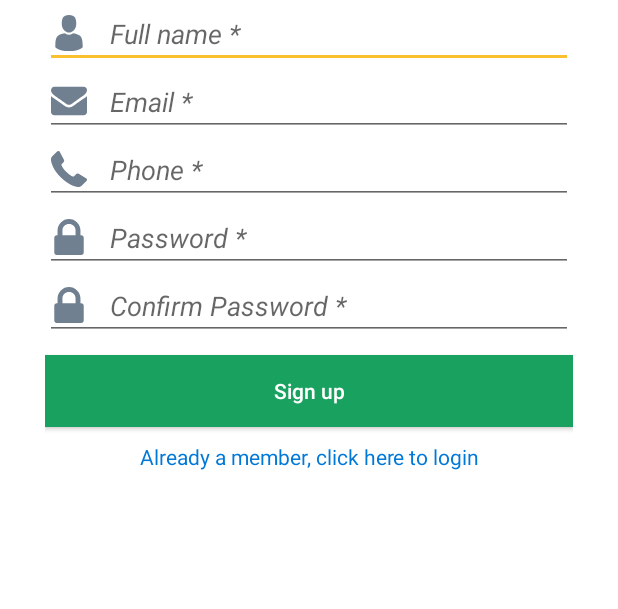
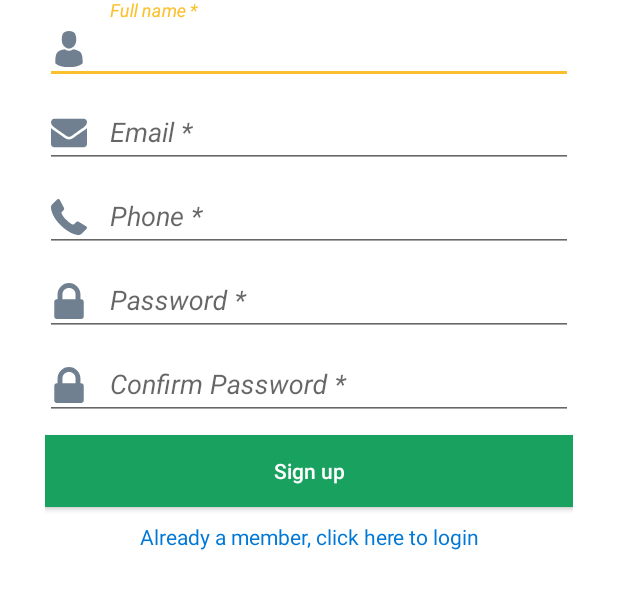
Before and after one commit to bibash44/TicketNow, an Android app: the screen it shows after launch (SignUpActivity), on a phone screen of 412 x 824 dp, the part 293-902 px from its top. Run offline under Robolectric (Android 15) with nearby library versions, the phone set to English and light mode, and no system bars.

Commit message:
added login form and modified sign up form

```diff
--- a/app/build.gradle
+++ b/app/build.gradle
@@ -19,13 +19,12 @@ android {
 }
 
 dependencies {
-    implementation fileTree(dir: 'libs', include: ['*.jar'])
+    implementation fileTree(include: ['*.jar'], dir: 'libs')
     implementation 'com.android.support:appcompat-v7:28.0.0'
     implementation 'com.android.support.constraint:constraint-layout:1.1.3'
     testImplementation 'junit:junit:4.12'
     androidTestImplementation 'com.android.support.test:runner:1.0.2'
     androidTestImplementation 'com.android.support.test.espresso:espresso-core:3.0.2'
-
     implementation 'com.android.support:design:28.0.0'
-
+    implementation 'com.android.support:design:28.0.0'
 }
--- a/app/src/main/AndroidManifest.xml
+++ b/app/src/main/AndroidManifest.xml
@@ -9,8 +9,9 @@
         android:roundIcon="@mipmap/ic_launcher_round"
         android:supportsRtl="true"
         android:theme="@style/AppTheme">
+        <activity android:name=".LoginActivity"></activity>
         <activity android:name=".SignUpActivity" />
-        <activity android:name=".MainActivity"></activity>
+        <activity android:name=".MainActivity" />
         <activity
             android:name=".SplashScreen"
             android:noHistory="true">
--- a/app/src/main/res/layout/activity_sign_up.xml
+++ b/app/src/main/res/layout/activity_sign_up.xml
@@ -16,64 +16,102 @@
         android:layout_height="180dp"
         android:layout_centerHorizontal="true"
         android:layout_marginTop="15dp"
-        android:src="@drawable/logo"
-        android:scaleType="fitXY"/>
+        android:scaleType="fitXY"
+        android:src="@drawable/logo" />
+
+    <android.support.design.widget.TextInputLayout
+        android:id="@+id/input_text_field_fullname"
+        android:layout_width="match_parent"
+        android:layout_height="wrap_content"
+        android:layout_below="@id/sign_up_logo">
 
         <EditText
             android:id="@+id/txt_fullname"
-        style="@style/sign_up_form_text_boxes"
+            style="@style/sign_up_login_form_text_boxes"
             android:layout_width="match_parent"
             android:layout_height="wrap_content"
-        android:layout_below="@+id/sign_up_logo"
             android:drawableStart="@drawable/name"
             android:hint="Full name *" />
 
+
+    </android.support.design.widget.TextInputLayout>
+
+
+    <android.support.design.widget.TextInputLayout
+        android:id="@+id/input_text_email"
+        android:layout_width="match_parent"
+        android:layout_height="wrap_content"
+        android:layout_below="@id/input_text_field_fullname">
+
         <EditText
             android:id="@+id/txt_email"
-        style="@style/sign_up_form_text_boxes"
+            style="@style/sign_up_login_form_text_boxes"
             android:layout_width="match_parent"
             android:layout_height="wrap_content"
-        android:layout_below="@+id/txt_fullname"
             android:drawableStart="@drawable/email"
             android:hint="Email *" />
 
+    </android.support.design.widget.TextInputLayout>
+
+
+    <android.support.design.widget.TextInputLayout
+        android:id="@+id/input_text_phone"
+        android:layout_width="match_parent"
+        android:layout_height="wrap_content"
+        android:layout_below="@id/input_text_email">
+
         <EditText
             android:id="@+id/txt_phone"
-        style="@style/sign_up_form_text_boxes"
+            style="@style/sign_up_login_form_text_boxes"
             android:layout_width="match_parent"
             android:layout_height="wrap_content"
-        android:layout_below="@+id/txt_email"
             android:drawableStart="@drawable/phone"
             android:hint="Phone *" />
 
+    </android.support.design.widget.TextInputLayout>
+
+    <android.support.design.widget.TextInputLayout
+        android:id="@+id/input_text_password"
+        android:layout_width="match_parent"
+        android:layout_height="wrap_content"
+        android:layout_below="@id/input_text_phone">
+
         <EditText
             android:id="@+id/txt_password"
-        style="@style/sign_up_form_text_boxes"
+            style="@style/sign_up_login_form_text_boxes"
             android:layout_width="match_parent"
             android:layout_height="wrap_content"
-        android:layout_below="@+id/txt_phone"
             android:drawableStart="@drawable/lock"
             android:hint="Password *" />
 
-    <EditText
-        android:id="@+id/txt_c_password"
-        style="@style/sign_up_form_text_boxes"
+    </android.support.design.widget.TextInputLayout>
+
+
+
+    <android.support.design.widget.TextInputLayout
+        android:id="@+id/input_text_cpassword"
         android:layout_width="match_parent"
         android:layout_height="wrap_content"
-        android:layout_below="@+id/txt_password"
+        android:layout_below="@id/input_text_password">
+
+        <EditText
+            android:id="@+id/txt_cpassword"
+            style="@style/sign_up_login_form_text_boxes"
+            android:layout_width="match_parent"
+            android:layout_height="wrap_content"
             android:drawableStart="@drawable/lock"
             android:hint="Confirm Password *" />
+
+    </android.support.design.widget.TextInputLayout>
+
 
     <Button
         android:id="@+id/btn_sign_up"
         style="@style/sign_up_login_buttons"
         android:layout_width="match_parent"
         android:layout_height="wrap_content"
-        android:layout_below="@+id/txt_c_password"
+        android:layout_below="@+id/input_text_cpassword"
         android:text="Sign up" />
-
-
-
 
 
     <TextView
@@ -85,7 +123,7 @@
         android:layout_marginTop="10dp"
         android:gravity="center"
         android:text="Already a member, click here to login"
-        android:textColor="@color/colorPrimary" />
+        android:textColor="@color/colorPrimary" />-->
 
 
 </RelativeLayout>
--- a/app/src/main/res/values/styles.xml
+++ b/app/src/main/res/values/styles.xml
@@ -8,7 +8,7 @@
         <item name="colorAccent">@color/colorAccent</item>
     </style>
 
-    <style name="sign_up_form_text_boxes">
+    <style name="sign_up_login_form_text_boxes">
         <item name="android:drawablePadding">15dp</item>
         <item name="android:textStyle">italic</item>
     </style>
```
Also changed, not shown: app/src/main/java/com/example/ticketnow/LoginActivity.java (added, +13 -0 lines), app/src/main/res/layout/activity_login.xml (added, +80 -0 lines). Lines whose indentation alone changed are shown as unchanged.
